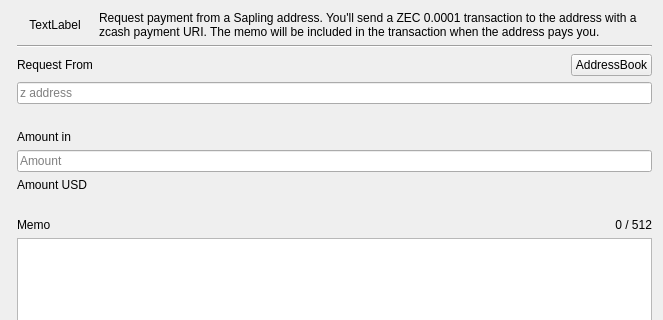
Above: src/requestdialog.ui from michailduzhanski/awallet before the change; both pictures show x 0 to 663 and y 0 to 320 of the 663 by 529 pixel window. Below: the same form after it.
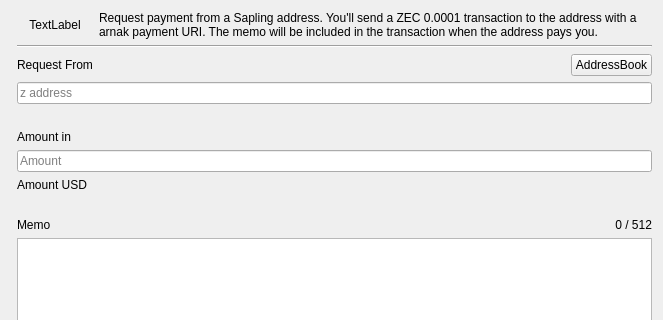
That is the form after the change. Custom widgets are drawn as their Qt base class.

Patch:
```diff
--- a/src/requestdialog.ui
+++ b/src/requestdialog.ui
@@ -216,7 +216,7 @@
    <item row="0" column="2" colspan="2">
     <widget class="QLabel" name="lblHeader">
      <property name="text">
-      <string>Request payment from a Sapling address. You'll send a ZEC 0.0001 transaction to the address with a zcash payment URI. The memo will be included in the transaction when the address pays you.</string>
+      <string>Request payment from a Sapling address. You'll send a ZEC 0.0001 transaction to the address with a arnak payment URI. The memo will be included in the transaction when the address pays you.</string>
      </property>
      <property name="wordWrap">
       <bool>true</bool>
```
